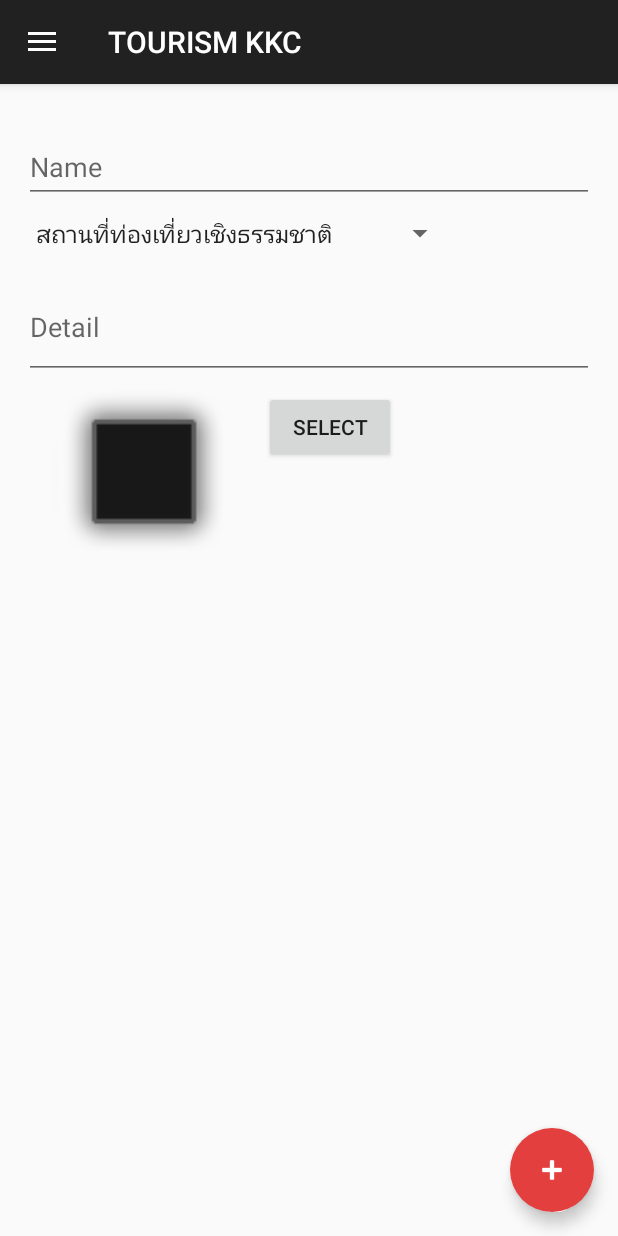
After one commit to Zskisa/TOURISMKKC, an Android app: the fragment AddPlaceFragment placed in its activity, on a phone screen of 412 x 824 dp. The commit adds this screen. Run offline under Robolectric (Android 15) with nearby library versions, the phone set to English and light mode, and no system bars; our stand-ins replace CircleImageView, Picasso; libraries missing offline, so code that uses them is left out: com.facebook, com.facebook.appevents, com.facebook.login; pictures from the network do not load; 3 statements that could not run were skipped.

Commit message:
update
add place

```diff
--- a/app/build.gradle
+++ b/app/build.gradle
@@ -32,5 +32,5 @@ dependencies {
     compile 'com.google.android.gms:play-services-location:8.4.0'
     compile 'com.squareup.okhttp3:okhttp:3.1.2'
     compile 'com.google.code.gson:gson:2.6.1'
-    compile 'com.android.support:cardview-v7:23.1.+'
+    compile 'com.android.support:cardview-v7:23.1.1'
 }
--- /dev/null
+++ b/app/src/main/java/com/zskisa/tourismkkc/AddPlaceFragment.java
@@ -0,0 +1,109 @@
+package com.zskisa.tourismkkc;
+
+import android.app.Fragment;
+import android.os.Bundle;
+import android.support.annotation.Nullable;
+import android.view.LayoutInflater;
+import android.view.View;
+import android.view.ViewGroup;
+import android.widget.AdapterView;
+import android.widget.ArrayAdapter;
+import android.widget.Button;
+import android.widget.EditText;
+import android.widget.Spinner;
+import android.widget.Toast;
+
+import java.util.ArrayList;
+import java.util.List;
+
+public class AddPlaceFragment extends Fragment implements AdapterView.OnItemSelectedListener {
+
+    EditText editTextName, editTextDetail;
+    private Spinner spinner;
+    private View view;
+    private String gpsMapLat = "12123";
+    private String gpsMapLong = "12121";
+    List<String> categories;
+
+    @Nullable
+    @Override
+    public View onCreateView(LayoutInflater inflater, ViewGroup container, Bundle savedInstanceState) {
+        view = inflater.inflate(R.layout.fragment_add_place, container, false);
+
+        // EditText element
+        editTextName = (EditText) view.findViewById(R.id.edt_place_name);
+        editTextDetail = (EditText) view.findViewById(R.id.edt_place_detail);
+
+        // Spinner element
+        spinner = (Spinner) view.findViewById(R.id.spinner);
+
+        // Spinner click listener
+        spinner.setOnItemSelectedListener(this);
+
+        // Spinner Drop down elements
+        categories = new ArrayList<>();
+        categories.add("สถานที่ท่องเที่ยวเชิงธรรมชาติ");
+        categories.add("สถานที่ท่องเที่ยวเชิงวัฒนธรรม");
+        categories.add("สถานที่ท่องเที่ยวเชิงประวัติศาสตร์");
+        categories.add("สถานที่ท่องเที่ยวเชิงเกษตร");
+        categories.add("สถานที่ท่องเที่ยวเชิงนันทนาการ");
+        categories.add("อาหารไทย");
+        categories.add("อาหารภาคอีสาน");
+        categories.add("อาหารภาคใต้");
+        categories.add("อาหารภาคเหนือ");
+        categories.add("อาหารซีฟู๊ด");
+        categories.add("อาหารฟาสฟู๊ด");
+        categories.add("อาหารต่างชาติ");
+        categories.add("ราคาต่ำกว่า 500 บาท");
+        categories.add("ราคา 501 – 1000 บาท");
+        categories.add("ราคา 1001 – 2000 บาท");
+        categories.add("ราคามากกว่า 2000 บาท");
+        categories.add("ห้างสรรพสินค้า");
+        categories.add("ซุปเปอร์เซ็นเตอร์");
+        categories.add("ซุปเปอร์มาร์เก็ต");
+        categories.add("ร้านสะดวกซื้อ");
+        categories.add("ร้านค้าปลีก");
+        categories.add("สถานบริการอาบ อบ นวด");
+        categories.add("สถานบันเทิงดิสโก้เธค ผับ บาร์");
+        categories.add("สถานบันเทิงร้านคาราโอเกะ");
+
+        // Creating adapter for spinner
+        ArrayAdapter<String> dataAdapter = new ArrayAdapter<>(getActivity(), android.R.layout.simple_spinner_item, categories);
+
+        // Drop down layout style - list view with radio button
+        dataAdapter.setDropDownViewResource(android.R.layout.simple_spinner_dropdown_item);
+
+        // attaching data adapter to spinner
+        spinner.setAdapter(dataAdapter);
+
+        Button button = (Button) view.findViewById(R.id.btn_place_select);
+        button.setOnClickListener(new View.OnClickListener() {
+            @Override
+            public void onClick(View v) {
+                String sName = editTextName.getText().toString();
+                String sDetail = editTextDetail.getText().toString();
+                try {
+                    Toast.makeText(getActivity(), "Name: " + sName + "\nDetail: " + sDetail, Toast.LENGTH_LONG).show();
+                } catch (Exception e) {
+                    Toast.makeText(getActivity(), e.toString(), Toast.LENGTH_LONG).show();
+                }
+            }
+        });
+
+        return view;
+    }
+
+    @Override
+    public void onItemSelected(AdapterView<?> parent, View view, int position, long id) {
+        // On selecting a spinner item
+        String item = parent.getItemAtPosition(position).toString();
+
+        // Showing selected spinner item
+        Toast.makeText(parent.getContext(), "Selected: " + item, Toast.LENGTH_LONG).show();
+    }
+
+    @Override
+    public void onNothingSelected(AdapterView<?> parent) {
+
+    }
+}
--- a/app/src/main/java/com/zskisa/tourismkkc/MainActivity.java
+++ b/app/src/main/java/com/zskisa/tourismkkc/MainActivity.java
@@ -10,6 +10,7 @@ import android.content.Intent;
 import android.content.SharedPreferences;
 import android.content.pm.PackageManager;
 import android.os.Bundle;
+import android.support.design.widget.FloatingActionButton;
 import android.support.v4.app.ActivityCompat;
 import android.view.View;
 import android.support.design.widget.NavigationView;
@@ -75,6 +76,14 @@ public class MainActivity extends AppCompatActivity
 
         Toolbar toolbar = (Toolbar) findViewById(R.id.toolbar);
         setSupportActionBar(toolbar);
+
+        FloatingActionButton actionButton = (FloatingActionButton) findViewById(R.id.fab);
+        actionButton.setOnClickListener(new View.OnClickListener() {
+            @Override
+            public void onClick(View v) {
+                changePage(new AddPlaceFragment());
+            }
+        });
 
         /*
         * ดึงข้อมูลมาเตรียมไว้แสดงผล
--- a/app/src/main/res/layout/activity_login.xml
+++ b/app/src/main/res/layout/activity_login.xml
@@ -81,6 +81,5 @@
             android:layout_gravity="center_horizontal"
             android:layout_marginBottom="30dp"
             android:layout_marginTop="30dp" />
-
     </LinearLayout>
 </ScrollView>
--- a/app/src/main/res/layout/activity_main.xml
+++ b/app/src/main/res/layout/activity_main.xml
@@ -20,5 +20,4 @@
         android:layout_gravity="start"
         android:fitsSystemWindows="true"
         app:menu="@menu/activity_main_drawer" />
-
 </android.support.v4.widget.DrawerLayout>
--- a/app/src/main/res/layout/app_bar_main.xml
+++ b/app/src/main/res/layout/app_bar_main.xml
@@ -27,4 +27,14 @@
         android:layout_height="match_parent"
         android:layout_marginTop="55dp" />
 
+    <android.support.design.widget.FloatingActionButton
+        android:id="@+id/fab"
+        android:layout_width="wrap_content"
+        android:layout_height="wrap_content"
+        android:layout_gravity="bottom|end"
+        android:layout_margin="@dimen/fab_margin"
+        android:src="@android:drawable/ic_input_add"
+        android:tint="@color/white"
+        app:backgroundTint="@color/primary"
+        app:borderWidth="0dp" />
 </android.support.design.widget.CoordinatorLayout>
--- /dev/null
+++ b/app/src/main/res/layout/fragment_add_place.xml
@@ -0,0 +1,71 @@
+<?xml version="1.0" encoding="utf-8"?>
+<LinearLayout xmlns:android="http://schemas.android.com/apk/res/android"
+    android:layout_width="match_parent"
+    android:layout_height="match_parent"
+    android:orientation="vertical"
+    android:padding="16dp">
+
+    <!-- Name Label -->
+    <android.support.design.widget.TextInputLayout
+        android:layout_width="match_parent"
+        android:layout_height="wrap_content"
+        android:layout_marginBottom="8dp"
+        android:layout_marginTop="8dp">
+
+        <EditText
+            android:id="@+id/edt_place_name"
+            android:layout_width="match_parent"
+            android:layout_height="wrap_content"
+            android:hint="Name"
+            android:inputType="textEmailAddress" />
+    </android.support.design.widget.TextInputLayout>
+
+    <android.support.v7.widget.AppCompatSpinner xmlns:android="http://schemas.android.com/apk/res/android"
+        android:id="@+id/spinner"
+        android:layout_width="wrap_content"
+        android:layout_height="wrap_content"
+        android:prompt="@string/about" />
+
+
+    <!-- Detail Label -->
+    <android.support.design.widget.TextInputLayout
+        android:layout_width="match_parent"
+        android:layout_height="wrap_content"
+        android:layout_marginBottom="8dp"
+        android:layout_marginTop="8dp">
+
+        <EditText
+            android:id="@+id/edt_place_detail"
+            android:layout_width="match_parent"
+            android:layout_height="wrap_content"
+            android:hint="Detail"
+            android:inputType="textMultiLine"
+            android:maxLines="3"
+            android:minLines="2" />
+    </android.support.design.widget.TextInputLayout>
+
+    <LinearLayout
+        android:layout_width="match_parent"
+        android:layout_height="wrap_content"
+        android:orientation="horizontal">
+
+        <ImageView
+            android:layout_width="160dp"
+            android:layout_height="120dp"
+            android:contentDescription=""
+            android:src="@android:drawable/alert_dark_frame" />
+
+        <android.support.v7.widget.AppCompatButton
+            android:id="@+id/btn_place_select"
+            android:layout_width="wrap_content"
+            android:layout_height="wrap_content"
+            android:text="Select" />
+
+    </LinearLayout>
+
+    <com.google.android.gms.maps.MapView
+        android:layout_width="match_parent"
+        android:layout_height="wrap_content">
+
+    </com.google.android.gms.maps.MapView>
+</LinearLayout>
--- a/app/src/main/res/layout/fragment_edit.xml
+++ b/app/src/main/res/layout/fragment_edit.xml
@@ -11,5 +11,4 @@
         android:layout_centerVertical="true"
         android:text="Fragment EDIT"
         android:textAppearance="?android:attr/textAppearanceLarge" />
-
 </RelativeLayout>
--- a/app/src/main/res/layout/nav_header_main.xml
+++ b/app/src/main/res/layout/nav_header_main.xml
@@ -37,5 +37,4 @@
         android:layout_width="wrap_content"
         android:layout_height="wrap_content"
         android:text="android.studio@android.com" />
-
 </LinearLayout>
--- a/app/src/main/res/values/google_maps_api.xml
+++ b/app/src/main/res/values/google_maps_api.xml
@@ -1,5 +1,3 @@
 <resources>
-
-    <string name="google_maps_key" templateMergeStrategy="preserve" translatable="false">AIzaSyDSRWV7IaWTozLar3qyL1_4phrMKWuRRn0</string>
-
+    <string name="google_maps_key" templateMergeStrategy="preserve" translatable="false">AIzaSyD-r9NswMMbJKPG_T4Sfno7fhlDLarEJQw</string>
 </resources>
```
Also changed, not shown: app/src/main/res/layout/activity_signup.xml (+5 -3 lines), app/src/main/res/layout/content_main.xml (+4 -5 lines), app/src/main/res/layout/feed_row.xml (+16 -11 lines).
